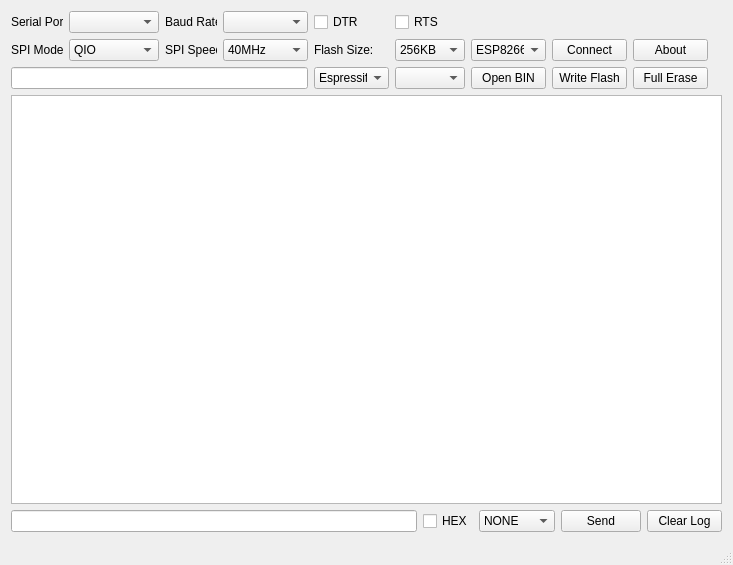
Above: mainwindow.ui from unsi9ned/esp-serial-monitor before the change. Below: the same form after it.
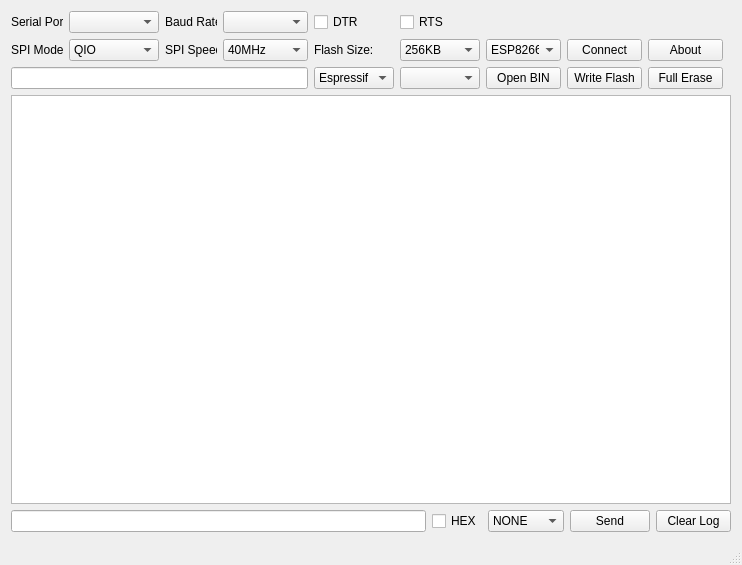
That is the form after the change.

Commit message: feat: add merged binary file programming support

Diff of the .ui file:
```diff
--- a/mainwindow.ui
+++ b/mainwindow.ui
@@ -6,7 +6,7 @@
    <rect>
     <x>0</x>
     <y>0</y>
-    <width>733</width>
+    <width>742</width>
     <height>565</height>
    </rect>
   </property>
@@ -193,13 +193,13 @@
         </property>
         <property name="minimumSize">
          <size>
-          <width>70</width>
+          <width>80</width>
           <height>0</height>
          </size>
         </property>
         <property name="maximumSize">
          <size>
-          <width>70</width>
+          <width>80</width>
           <height>16777215</height>
          </size>
         </property>
@@ -228,13 +228,13 @@
        <widget class="QComboBox" name="cbxIDE">
         <property name="minimumSize">
          <size>
-          <width>75</width>
+          <width>80</width>
           <height>0</height>
          </size>
         </property>
         <property name="maximumSize">
          <size>
-          <width>75</width>
+          <width>80</width>
           <height>16777215</height>
          </size>
         </property>
@@ -408,13 +408,13 @@
        <widget class="QComboBox" name="cbxSpiSize">
         <property name="minimumSize">
          <size>
-          <width>70</width>
+          <width>80</width>
           <height>0</height>
          </size>
         </property>
         <property name="maximumSize">
          <size>
-          <width>70</width>
+          <width>80</width>
           <height>16777215</height>
          </size>
         </property>
@@ -583,13 +583,13 @@
        <widget class="QCheckBox" name="checkBoxRts">
         <property name="minimumSize">
          <size>
-          <width>70</width>
+          <width>80</width>
           <height>0</height>
          </size>
         </property>
         <property name="maximumSize">
          <size>
-          <width>70</width>
+          <width>80</width>
           <height>16777215</height>
          </size>
         </property>
```
Left out of the diff: 5 changed lines with no effect on the pictures. The commit also changes 1 other file.
